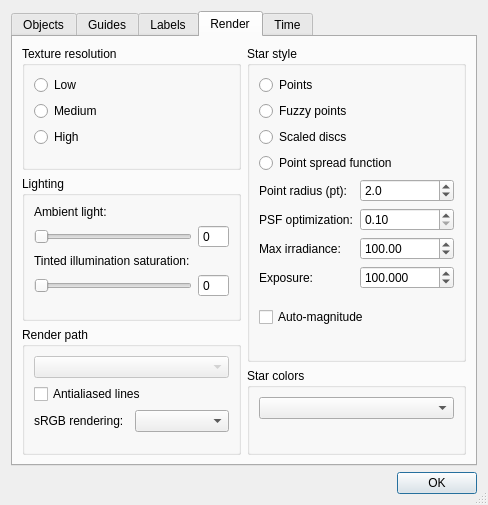
CelestiaProject/Celestia, file src/celestia/qt/preferences.ui: the form before one commit.
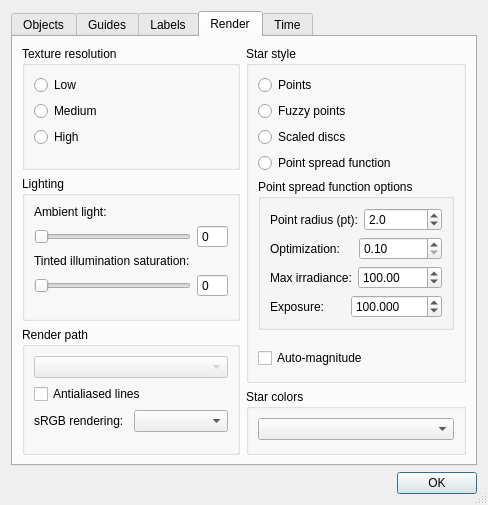
The form after the commit. The open tabs and pages were chosen to show the change.

Commit message: PSF: group Qt options + add Win32 menu entry

The edit to the form file:
```diff
--- a/src/celestia/qt/preferences.ui
+++ b/src/celestia/qt/preferences.ui
@@ -1087,6 +1087,12 @@
              </widget>
             </item>
             <item>
+             <widget class="QGroupBox" name="psfOptionsGroup">
+              <property name="title">
+               <string>Point spread function options</string>
+              </property>
+              <layout class="QVBoxLayout" name="verticalLayout_psfOptions">
+               <item>
              <layout class="QHBoxLayout" name="horizontalLayout_psfRadius">
               <item>
                <widget class="QLabel" name="psfRadiusLabel">
@@ -1121,7 +1127,7 @@
               <item>
                <widget class="QLabel" name="psfOptimizationLabel">
                 <property name="text">
-                 <string>PSF optimization:</string>
+                    <string>Optimization:</string>
                 </property>
                </widget>
               </item>
@@ -1212,6 +1218,9 @@
               </widget>
              </item>
             </layout>
+               </item>
+              </layout>
+             </widget>
             </item>
             <item>
             <spacer name="verticalSpacer_15">
```
Lines whose indentation alone changed are shown as unchanged. The commit also changes 6 other files.
